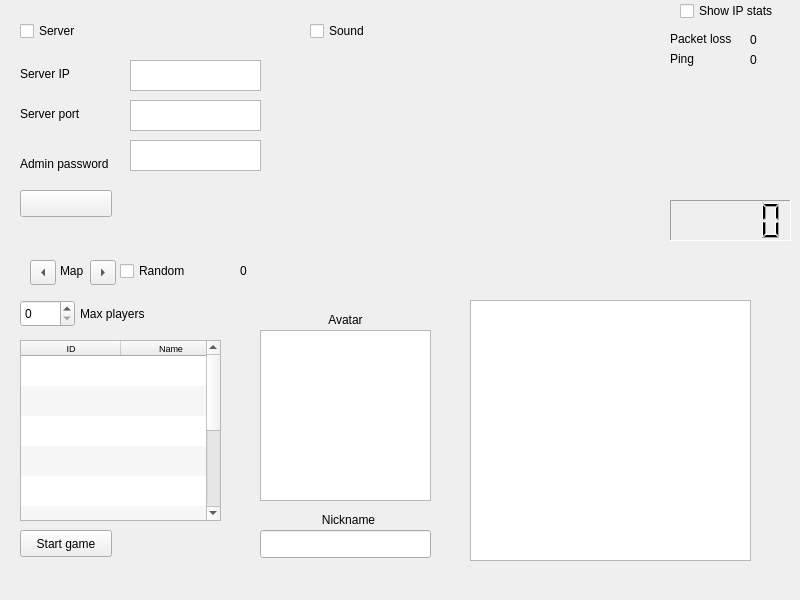
Before: the Qt Designer form gui/ui/main_window.ui in contremaitre/BomberDude, drawn with Qt 5.
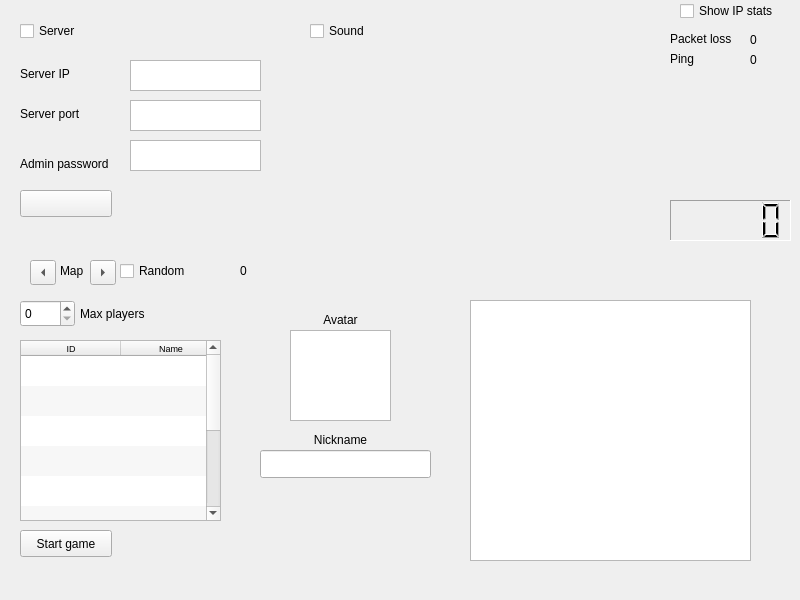
After: the same form once the commit is applied.

Commit message: reduce avatar size

The edit to the form file:
```diff
--- a/gui/ui/main_window.ui
+++ b/gui/ui/main_window.ui
@@ -429,15 +429,15 @@
       <x>240</x>
       <y>300</y>
       <width>211</width>
-      <height>271</height>
+      <height>191</height>
      </rect>
     </property>
     <widget class="QLabel" name="label">
      <property name="geometry">
       <rect>
-       <x>10</x>
+       <x>40</x>
        <y>10</y>
-       <width>191</width>
+       <width>121</width>
        <height>20</height>
       </rect>
      </property>
@@ -451,19 +451,19 @@
     <widget class="QGraphicsView" name="graphicsView">
      <property name="geometry">
       <rect>
-       <x>20</x>
+       <x>50</x>
        <y>30</y>
-       <width>171</width>
-       <height>171</height>
+       <width>101</width>
+       <height>91</height>
       </rect>
      </property>
     </widget>
     <widget class="QLabel" name="label_2">
      <property name="geometry">
       <rect>
-       <x>13</x>
-       <y>210</y>
-       <width>191</width>
+       <x>40</x>
+       <y>130</y>
+       <width>121</width>
        <height>20</height>
       </rect>
      </property>
@@ -478,7 +478,7 @@
      <property name="geometry">
       <rect>
        <x>20</x>
-       <y>230</y>
+       <y>150</y>
        <width>171</width>
        <height>28</height>
       </rect>
```
